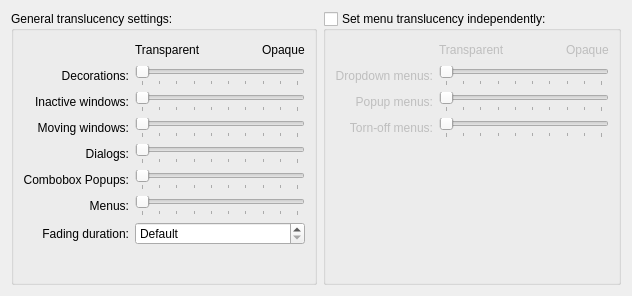
Above: effects/maketransparent_config.ui from KDE/kwin before the change. Below: the same form after it.
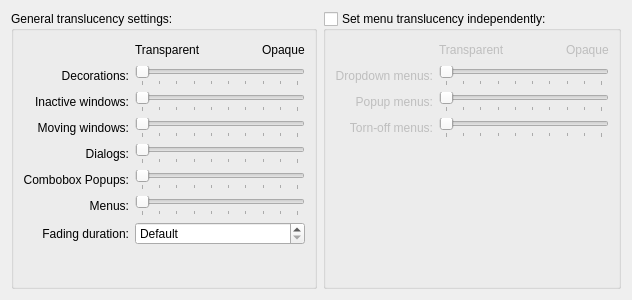
That is the form after the change.

Commit message: Use grid layouts instead of form layouts.

Diff of the .ui file:
```diff
--- a/effects/maketransparent_config.ui
+++ b/effects/maketransparent_config.ui
@@ -6,7 +6,7 @@
     <x>0</x>
     <y>0</y>
     <width>616</width>
-    <height>296</height>
+    <height>300</height>
    </rect>
   </property>
   <property name="windowTitle" >
@@ -18,13 +18,7 @@
      <property name="title" >
       <string>General translucency settings:</string>
      </property>
-     <layout class="QFormLayout" name="formLayout_2" >
-      <property name="fieldGrowthPolicy" >
-       <enum>QFormLayout::AllNonFixedFieldsGrow</enum>
-      </property>
-      <property name="labelAlignment" >
-       <set>Qt::AlignRight|Qt::AlignTrailing|Qt::AlignVCenter</set>
-      </property>
+     <layout class="QGridLayout" name="gridLayout" >
       <item row="0" column="1" >
        <layout class="QHBoxLayout" name="horizontalLayout_4" >
         <property name="sizeConstraint" >
@@ -340,6 +334,19 @@
         </property>
        </widget>
       </item>
+      <item row="8" column="0" colspan="2" >
+       <spacer name="verticalSpacer_2" >
+        <property name="orientation" >
+         <enum>Qt::Vertical</enum>
+        </property>
+        <property name="sizeHint" stdset="0" >
+         <size>
+          <width>20</width>
+          <height>0</height>
+         </size>
+        </property>
+       </spacer>
+      </item>
      </layout>
      <zorder>decorations_label</zorder>
      <zorder>decorations</zorder>
@@ -371,13 +378,7 @@
      <property name="checked" >
       <bool>false</bool>
      </property>
-     <layout class="QFormLayout" name="formLayout" >
-      <property name="fieldGrowthPolicy" >
-       <enum>QFormLayout::AllNonFixedFieldsGrow</enum>
-      </property>
-      <property name="labelAlignment" >
-       <set>Qt::AlignRight|Qt::AlignTrailing|Qt::AlignVCenter</set>
-      </property>
+     <layout class="QGridLayout" name="gridLayout_2" >
       <item row="0" column="1" >
        <layout class="QHBoxLayout" name="horizontalLayout_3" >
         <property name="sizeConstraint" >
@@ -544,6 +545,19 @@
         </property>
        </widget>
       </item>
+      <item row="4" column="0" colspan="2" >
+       <spacer name="verticalSpacer" >
+        <property name="orientation" >
+         <enum>Qt::Vertical</enum>
+        </property>
+        <property name="sizeHint" stdset="0" >
+         <size>
+          <width>20</width>
+          <height>0</height>
+         </size>
+        </property>
+       </spacer>
+      </item>
      </layout>
     </widget>
    </item>
```
Left out of the diff: 17 changed lines with no effect on the pictures. The commit also changes 15 other files.
